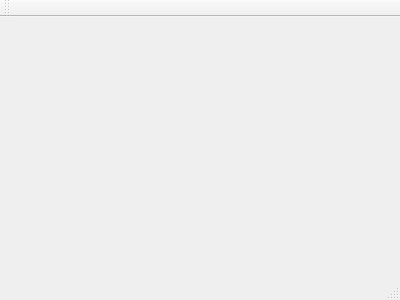
Arramol/PrinterInstaller, file mainwindow.ui: the form before one commit.
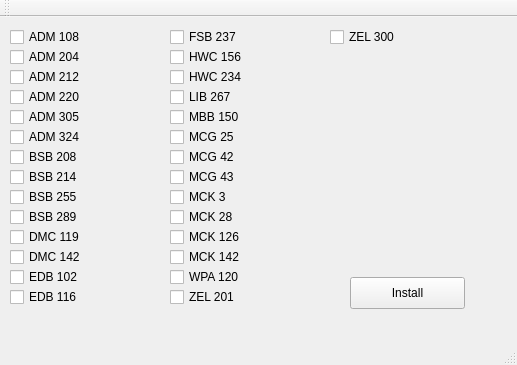
The form after the commit.

Commit message: Added hard-coded checkboxes and OK button for initial release.

Diff of the .ui file:
```diff
--- a/mainwindow.ui
+++ b/mainwindow.ui
@@ -1,24 +1,430 @@
 <ui version="4.0">
  <class>MainWindow</class>
- <widget class="QMainWindow" name="MainWindow" >
-  <property name="geometry" >
+ <widget class="QMainWindow" name="MainWindow">
+  <property name="geometry">
    <rect>
     <x>0</x>
     <y>0</y>
-    <width>400</width>
-    <height>300</height>
+    <width>517</width>
+    <height>365</height>
    </rect>
   </property>
   <property name="windowTitle" >
    <string>MainWindow</string>
   </property>
-  <widget class="QMenuBar" name="menuBar" />
-  <widget class="QToolBar" name="mainToolBar" />
-  <widget class="QWidget" name="centralWidget" />
-  <widget class="QStatusBar" name="statusBar" />
+  <widget class="QWidget" name="centralWidget">
+   <widget class="QCheckBox" name="ADM108_1C">
+    <property name="geometry">
+     <rect>
+      <x>10</x>
+      <y>10</y>
+      <width>89</width>
+      <height>20</height>
+     </rect>
+    </property>
+    <property name="text">
+     <string>ADM 108</string>
+    </property>
+   </widget>
+   <widget class="QCheckBox" name="ADM204_1C">
+    <property name="geometry">
+     <rect>
+      <x>10</x>
+      <y>30</y>
+      <width>89</width>
+      <height>20</height>
+     </rect>
+    </property>
+    <property name="text">
+     <string>ADM 204</string>
+    </property>
+   </widget>
+   <widget class="QCheckBox" name="ADM212_1C">
+    <property name="geometry">
+     <rect>
+      <x>10</x>
+      <y>50</y>
+      <width>89</width>
+      <height>20</height>
+     </rect>
+    </property>
+    <property name="text">
+     <string>ADM 212</string>
+    </property>
+   </widget>
+   <widget class="QCheckBox" name="ADM220_1C">
+    <property name="geometry">
+     <rect>
+      <x>10</x>
+      <y>70</y>
+      <width>89</width>
+      <height>20</height>
+     </rect>
+    </property>
+    <property name="text">
+     <string>ADM 220</string>
+    </property>
+   </widget>
+   <widget class="QCheckBox" name="ADM305_1C">
+    <property name="geometry">
+     <rect>
+      <x>10</x>
+      <y>90</y>
+      <width>89</width>
+      <height>20</height>
+     </rect>
+    </property>
+    <property name="text">
+     <string>ADM 305</string>
+    </property>
+   </widget>
+   <widget class="QCheckBox" name="ADM324_1C">
+    <property name="geometry">
+     <rect>
+      <x>10</x>
+      <y>110</y>
+      <width>89</width>
+      <height>20</height>
+     </rect>
+    </property>
+    <property name="text">
+     <string>ADM 324</string>
+    </property>
+   </widget>
+   <widget class="QCheckBox" name="BSB208_1C">
+    <property name="geometry">
+     <rect>
+      <x>10</x>
+      <y>130</y>
+      <width>89</width>
+      <height>20</height>
+     </rect>
+    </property>
+    <property name="text">
+     <string>BSB 208</string>
+    </property>
+   </widget>
+   <widget class="QCheckBox" name="BSB214_1C">
+    <property name="geometry">
+     <rect>
+      <x>10</x>
+      <y>150</y>
+      <width>89</width>
+      <height>20</height>
+     </rect>
+    </property>
+    <property name="text">
+     <string>BSB 214</string>
+    </property>
+   </widget>
+   <widget class="QCheckBox" name="BSB255_1C">
+    <property name="geometry">
+     <rect>
+      <x>10</x>
+      <y>170</y>
+      <width>89</width>
+      <height>20</height>
+     </rect>
+    </property>
+    <property name="text">
+     <string>BSB 255</string>
+    </property>
+   </widget>
+   <widget class="QCheckBox" name="BSB289_1C">
+    <property name="geometry">
+     <rect>
+      <x>10</x>
+      <y>190</y>
+      <width>89</width>
+      <height>20</height>
+     </rect>
+    </property>
+    <property name="text">
+     <string>BSB 289</string>
+    </property>
+   </widget>
+   <widget class="QCheckBox" name="DMC119_1C">
+    <property name="geometry">
+     <rect>
+      <x>10</x>
+      <y>210</y>
+      <width>89</width>
+      <height>20</height>
+     </rect>
+    </property>
+    <property name="text">
+     <string>DMC 119</string>
+    </property>
+   </widget>
+   <widget class="QCheckBox" name="DMC142_1C">
+    <property name="geometry">
+     <rect>
+      <x>10</x>
+      <y>230</y>
+      <width>89</width>
+      <height>20</height>
+     </rect>
+    </property>
+    <property name="text">
+     <string>DMC 142</string>
+    </property>
+   </widget>
+   <widget class="QCheckBox" name="EDB102_1C">
+    <property name="geometry">
+     <rect>
+      <x>10</x>
+      <y>250</y>
+      <width>89</width>
+      <height>20</height>
+     </rect>
+    </property>
+    <property name="text">
+     <string>EDB 102</string>
+    </property>
+   </widget>
+   <widget class="QCheckBox" name="EDB116_1C">
+    <property name="geometry">
+     <rect>
+      <x>10</x>
+      <y>270</y>
+      <width>89</width>
+      <height>20</height>
+     </rect>
+    </property>
+    <property name="text">
+     <string>EDB 116</string>
+    </property>
+   </widget>
+   <widget class="QCheckBox" name="FSB237_1C">
+    <property name="geometry">
+     <rect>
+      <x>170</x>
+      <y>10</y>
+      <width>89</width>
+      <height>20</height>
+     </rect>
+    </property>
+    <property name="text">
+     <string>FSB 237</string>
+    </property>
+   </widget>
+   <widget class="QCheckBox" name="HWC156_1C">
+    <property name="geometry">
+     <rect>
+      <x>170</x>
+      <y>30</y>
+      <width>89</width>
+      <height>20</height>
+     </rect>
+    </property>
+    <property name="text">
+     <string>HWC 156</string>
+    </property>
+   </widget>
+   <widget class="QCheckBox" name="HWC234_1C">
+    <property name="geometry">
+     <rect>
+      <x>170</x>
+      <y>50</y>
+      <width>89</width>
+      <height>20</height>
+     </rect>
+    </property>
+    <property name="text">
+     <string>HWC 234</string>
+    </property>
+   </widget>
+   <widget class="QCheckBox" name="LIB267_1C">
+    <property name="geometry">
+     <rect>
+      <x>170</x>
+      <y>70</y>
+      <width>89</width>
+      <height>20</height>
+     </rect>
+    </property>
+    <property name="text">
+     <string>LIB 267</string>
+    </property>
+   </widget>
+   <widget class="QCheckBox" name="MBB150_1C">
+    <property name="geometry">
+     <rect>
+      <x>170</x>
+      <y>90</y>
+      <width>89</width>
+      <height>20</height>
+     </rect>
+    </property>
+    <property name="text">
+     <string>MBB 150</string>
+    </property>
+   </widget>
+   <widget class="QCheckBox" name="MCG25_1C">
+    <property name="geometry">
+     <rect>
+      <x>170</x>
+      <y>110</y>
+      <width>89</width>
+      <height>20</height>
+     </rect>
+    </property>
+    <property name="text">
+     <string>MCG 25</string>
+    </property>
+   </widget>
+   <widget class="QCheckBox" name="MCG42_1C">
+    <property name="geometry">
+     <rect>
+      <x>170</x>
+      <y>130</y>
+      <width>89</width>
+      <height>20</height>
+     </rect>
+    </property>
+    <property name="text">
+     <string>MCG 42</string>
+    </property>
+   </widget>
+   <widget class="QCheckBox" name="MCG43_1C">
+    <property name="geometry">
+     <rect>
+      <x>170</x>
+      <y>150</y>
+      <width>89</width>
+      <height>20</height>
+     </rect>
+    </property>
+    <property name="text">
+     <string>MCG 43</string>
+    </property>
+   </widget>
+   <widget class="QCheckBox" name="MCK126_1C">
+    <property name="geometry">
+     <rect>
+      <x>170</x>
+      <y>210</y>
+      <width>89</width>
+      <height>20</height>
+     </rect>
+    </property>
+    <property name="text">
+     <string>MCK 126</string>
+    </property>
+   </widget>
+   <widget class="QCheckBox" name="MCK142_1C">
+    <property name="geometry">
+     <rect>
+      <x>170</x>
+      <y>230</y>
+      <width>89</width>
+      <height>20</height>
+     </rect>
+    </property>
+    <property name="text">
+     <string>MCK 142</string>
+    </property>
+   </widget>
+   <widget class="QCheckBox" name="MCK28_1C">
+    <property name="geometry">
+     <rect>
+      <x>170</x>
+      <y>190</y>
+      <width>89</width>
+      <height>20</height>
+     </rect>
+    </property>
+    <property name="text">
+     <string>MCK 28</string>
+    </property>
+   </widget>
+   <widget class="QCheckBox" name="MCK3_1C">
+    <property name="geometry">
+     <rect>
+      <x>170</x>
+      <y>170</y>
+      <width>89</width>
+      <height>20</height>
+     </rect>
+    </property>
+    <property name="text">
+     <string>MCK 3</string>
+    </property>
+   </widget>
+   <widget class="QCheckBox" name="WPA120_1C">
+    <property name="geometry">
+     <rect>
+      <x>170</x>
+      <y>250</y>
+      <width>89</width>
+      <height>20</height>
+     </rect>
+    </property>
+    <property name="text">
+     <string>WPA 120</string>
+    </property>
+   </widget>
+   <widget class="QCheckBox" name="ZL201_1">
+    <property name="geometry">
+     <rect>
+      <x>330</x>
+      <y>10</y>
+      <width>89</width>
+      <height>20</height>
+     </rect>
+    </property>
+    <property name="text">
+     <string>ZEL 300</string>
+    </property>
+   </widget>
+   <widget class="QCheckBox" name="ZE300_1H">
+    <property name="geometry">
+     <rect>
+      <x>170</x>
+      <y>270</y>
+      <width>89</width>
+      <height>20</height>
+     </rect>
+    </property>
+    <property name="text">
+     <string>ZEL 201</string>
+    </property>
+   </widget>
+   <widget class="QPushButton" name="installButton">
+    <property name="geometry">
+     <rect>
+      <x>350</x>
+      <y>260</y>
+      <width>115</width>
+      <height>32</height>
+     </rect>
+    </property>
+    <property name="text">
+     <string>Install</string>
+    </property>
+   </widget>
+  </widget>
+  <widget class="QMenuBar" name="menuBar">
+   <property name="geometry">
+    <rect>
+     <x>0</x>
+     <y>0</y>
+     <width>517</width>
+     <height>22</height>
+    </rect>
+   </property>
+  </widget>
+  <widget class="QToolBar" name="mainToolBar">
+   <attribute name="toolBarArea">
+    <enum>TopToolBarArea</enum>
+   </attribute>
+   <attribute name="toolBarBreak">
+    <bool>false</bool>
+   </attribute>
+  </widget>
+  <widget class="QStatusBar" name="statusBar"/>
  </widget>
- <layoutDefault spacing="6" margin="11" />
- <pixmapfunction></pixmapfunction>
+ <layoutdefault spacing="6" margin="11"/>
  <resources/>
  <connections/>
 </ui>
```
Left out of the diff: 3 changed lines with no effect on the pictures. The commit also changes 1 other file.
